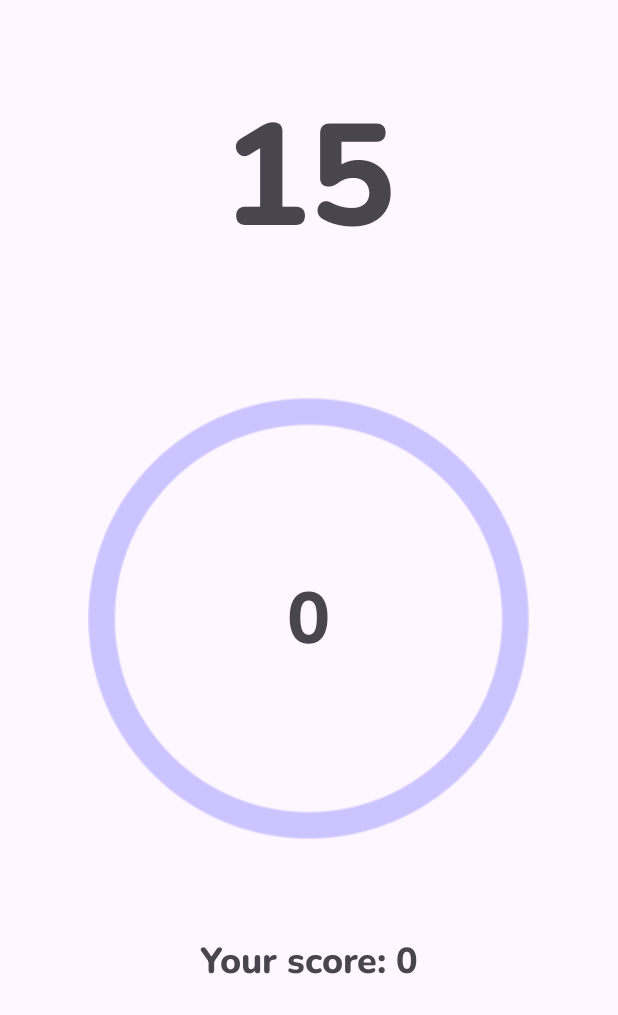
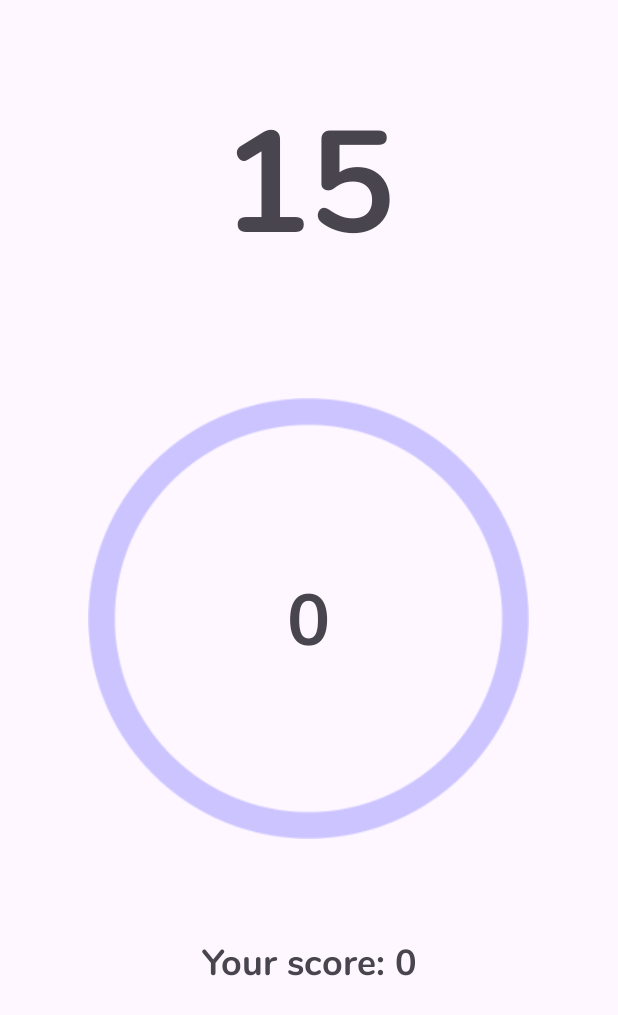
Before and after one commit to milancu/The-throne-locator, an Android app: the CookieClicker screen opened directly, with no data from a screen before it, on a phone screen of 412 x 824 dp. Shown: the top 1015 px of the screen. Run offline under Robolectric (Android 15) with nearby library versions, the phone set to English and light mode, and no system bars; Roboto replaces fonts that are not available here.

Commit message:
fix fonts

```diff
--- a/app/src/main/res/layout/cookie_clicker.xml
+++ b/app/src/main/res/layout/cookie_clicker.xml
@@ -12,7 +12,7 @@
         android:layout_width="wrap_content"
         android:layout_height="wrap_content"
         android:layout_marginTop="50dp"
-        android:fontFamily="@font/nunito_extrabold"
+        android:fontFamily="@font/nunito_bold"
         android:text="15"
         android:textSize="96sp"
         android:textStyle="bold"
@@ -42,7 +42,7 @@
             android:layout_width="wrap_content"
             android:layout_height="wrap_content"
             android:layout_centerInParent="true"
-            android:fontFamily="@font/nunito_extrabold"
+            android:fontFamily="@font/nunito_bold"
             android:padding="100dp"
             android:text="0"
             android:textSize="48sp"
@@ -60,7 +60,7 @@
         android:layout_width="wrap_content"
         android:layout_height="wrap_content"
         android:layout_marginTop="64dp"
-        android:fontFamily="@font/nunito_extrabold"
+        android:fontFamily="@font/nunito_bold"
         android:text="Your score: 0"
         android:textSize="24sp"
         app:layout_constraintEnd_toEndOf="parent"
```
Also changed, not shown: app/src/main/res/font/nunito_bold.ttf (added).
